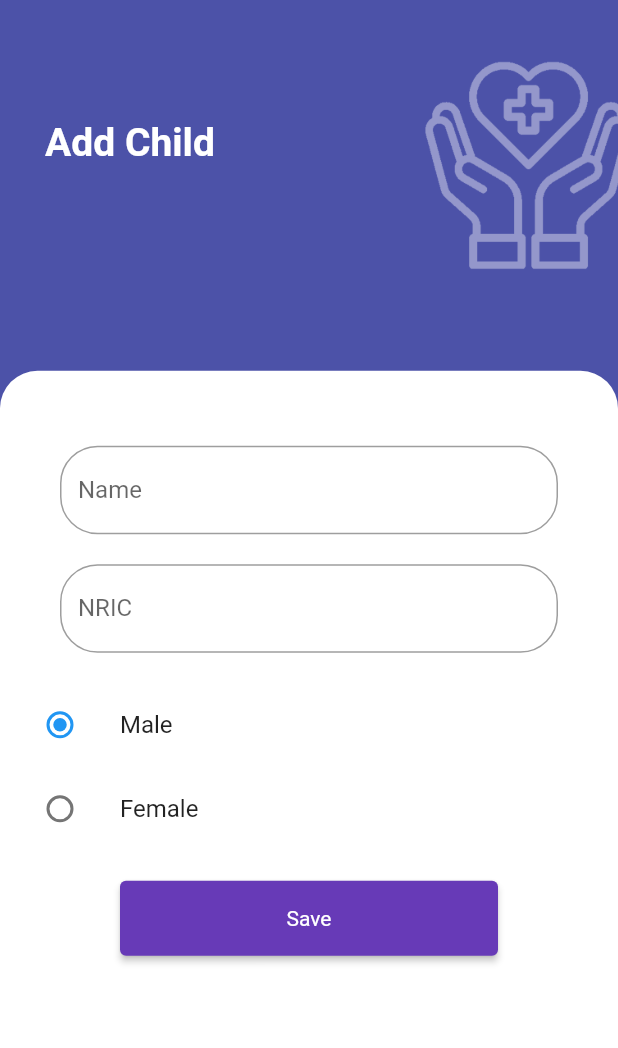
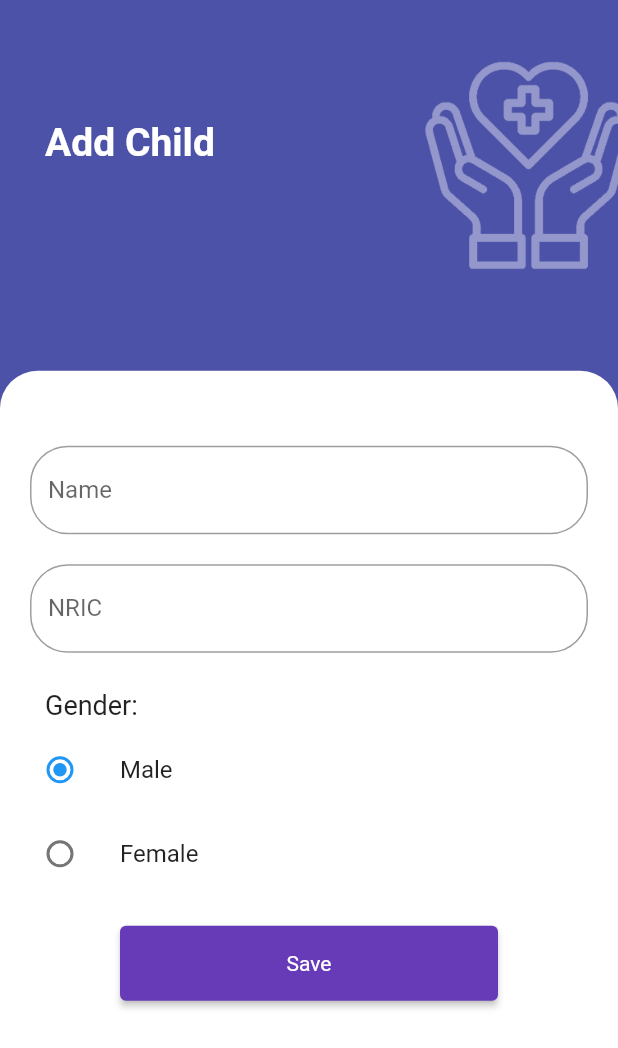
Before and after one commit to ccaian/Team-13-ITP-SE-39, a Flutter app: the AddChild screen opened directly, on a phone screen of 412 x 824 dp. Shown: the top 1048 px of the screen. Run offline on Flutter 3.47's test engine with Material 2 defaults, Android fonts, the phone set to English and light mode, and no system bars; our stand-ins replace circular_profile_avatar, cloud_firestore, datetime_picker_formfield, firebase_auth, firebase_core, firebase_database and 10 more; missing offline and left inert: dart:ffi, image_downloader; accounts and stored records are empty.

Commit message:
Gender Title added

```diff
--- a/lib/addChild.dart
+++ b/lib/addChild.dart
@@ -75,7 +75,7 @@ class _AddChildPageState extends State<AddChild> {
                     key: _addchildKey,
                     child: Column(children: <Widget>[
                       Padding(
-                        padding: const EdgeInsets.fromLTRB(40.0,50.0,40.0,20.0),
+                        padding: const EdgeInsets.fromLTRB(20.0,50.0,20.0,20.0),
                         child: TextFormField(
                           decoration: InputDecoration(
                             fillColor: Colors.grey,
@@ -97,7 +97,7 @@ class _AddChildPageState extends State<AddChild> {
                         ),
                       ),
                       Padding(
-                        padding: const EdgeInsets.fromLTRB(40.0,0.0,40.0,20.0),
+                        padding: const EdgeInsets.fromLTRB(20.0,0.0,20.0,0.0),
                         child: TextFormField(
                           decoration: InputDecoration(
                             fillColor: Colors.grey,
@@ -118,8 +118,18 @@ class _AddChildPageState extends State<AddChild> {
                           },
                         ),
                       ),
+                      Padding(padding: new EdgeInsets.only(left: 10)),
                       new Column(
+                        mainAxisAlignment: MainAxisAlignment.spaceEvenly,
                         children: <Widget>[
+                          Padding(padding: new EdgeInsets.all(10)),
+                          Row(
+                              mainAxisAlignment: MainAxisAlignment.start,
+                            children: <Widget>[
+                              Padding(padding: new EdgeInsets.all(15)),
+                              Text("Gender:" ,textAlign: TextAlign.right, style: TextStyle(fontSize: 18),),
+                            ]
+                          ),
                           ListTile(
                             title: const Text('Male'),
                             leading: Radio<SingingCharacter>(
```
